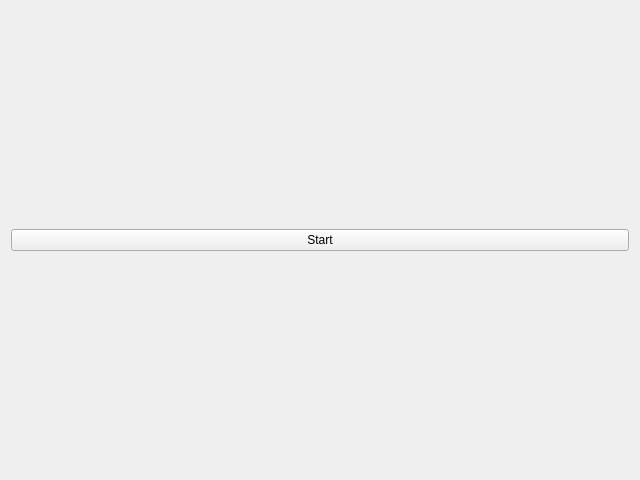
Qt form client_gui/forms/MenuStart.ui (ledinhtuyen/AiLaTrieuPhu) before a commit.
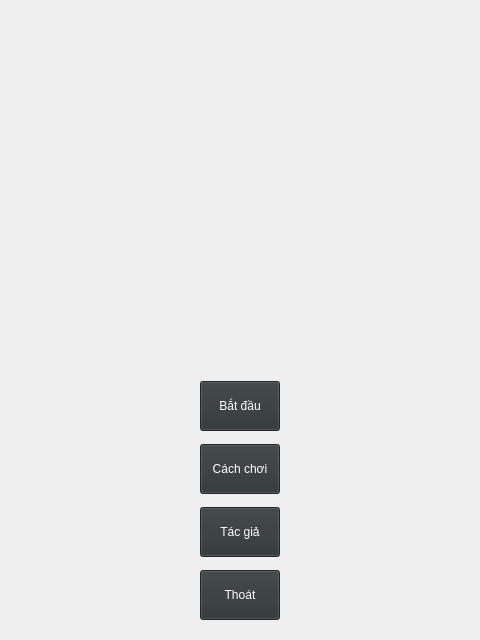
The same form after that commit. Icons and pictures are not drawn.

Commit message: Complete MenuStart Window

```diff
--- a/client_gui/forms/MenuStart.ui
+++ b/client_gui/forms/MenuStart.ui
@@ -2,25 +2,199 @@
 <ui version="4.0">
  <class>MenuStart</class>
  <widget class="QWidget" name="MenuStart">
+  <property name="enabled">
+   <bool>true</bool>
+  </property>
   <property name="geometry">
    <rect>
     <x>0</x>
     <y>0</y>
-    <width>640</width>
-    <height>480</height>
+    <width>480</width>
+    <height>640</height>
    </rect>
   </property>
+  <property name="sizePolicy">
+   <sizepolicy hsizetype="Fixed" vsizetype="Fixed">
+    <horstretch>0</horstretch>
+    <verstretch>0</verstretch>
+   </sizepolicy>
+  </property>
+  <property name="minimumSize">
+   <size>
+    <width>480</width>
+    <height>640</height>
+   </size>
+  </property>
+  <property name="maximumSize">
+   <size>
+    <width>480</width>
+    <height>640</height>
+   </size>
+  </property>
   <property name="windowTitle">
    <string>AiLaTrieuPhu - Menu Start</string>
   </property>
   <layout class="QGridLayout" name="gridLayout">
-   <item row="0" column="0">
-    <widget class="QPushButton" name="startBtn">
+   <item row="0" column="2">
+    <spacer name="horizontalSpacer_4">
+     <property name="orientation">
+      <enum>Qt::Horizontal</enum>
+     </property>
+     <property name="sizeHint" stdset="0">
+      <size>
+       <width>40</width>
+       <height>20</height>
+      </size>
+     </property>
+    </spacer>
+   </item>
+   <item row="3" column="1">
+    <layout class="QHBoxLayout" name="horizontalLayout">
+     <property name="spacing">
+      <number>0</number>
+     </property>
+     <item>
+      <widget class="QPushButton" name="startBtn">
+       <property name="maximumSize">
+        <size>
+         <width>240</width>
+         <height>50</height>
+        </size>
+       </property>
+       <property name="styleSheet">
+        <string notr="true">color: rgb(255, 255, 255);
+background-color: rgb(46, 52, 54);</string>
+       </property>
+       <property name="locale">
+        <locale language="Vietnamese" country="Vietnam"/>
+       </property>
+       <property name="text">
+        <string>Bắt đầu</string>
+       </property>
+      </widget>
+     </item>
+    </layout>
+   </item>
+   <item row="2" column="1">
+    <spacer name="verticalSpacer">
+     <property name="orientation">
+      <enum>Qt::Vertical</enum>
+     </property>
+     <property name="sizeType">
+      <enum>QSizePolicy::Fixed</enum>
+     </property>
+     <property name="sizeHint" stdset="0">
+      <size>
+       <width>10</width>
+       <height>30</height>
+      </size>
+     </property>
+    </spacer>
+   </item>
+   <item row="0" column="1">
+    <widget class="QLabel" name="logo">
+     <property name="maximumSize">
+      <size>
+       <width>320</width>
+       <height>320</height>
+      </size>
+     </property>
      <property name="text">
-      <string>Start</string>
+      <string/>
+     </property>
+     <property name="pixmap">
+      <pixmap resource="../resources/images.qrc">:/ALTP_LOGO_2021.png</pixmap>
+     </property>
+     <property name="scaledContents">
+      <bool>true</bool>
      </property>
     </widget>
    </item>
+   <item row="0" column="0">
+    <spacer name="horizontalSpacer_3">
+     <property name="orientation">
+      <enum>Qt::Horizontal</enum>
+     </property>
+     <property name="sizeHint" stdset="0">
+      <size>
+       <width>40</width>
+       <height>20</height>
+      </size>
+     </property>
+    </spacer>
+   </item>
+   <item row="4" column="1">
+    <layout class="QHBoxLayout" name="horizontalLayout_4">
+     <item>
+      <widget class="QPushButton" name="guideBtn">
+       <property name="maximumSize">
+        <size>
+         <width>240</width>
+         <height>50</height>
+        </size>
+       </property>
+       <property name="styleSheet">
+        <string notr="true">color: rgb(255, 255, 255);
+background-color: rgb(46, 52, 54);</string>
+       </property>
+       <property name="locale">
+        <locale language="Vietnamese" country="Vietnam"/>
+       </property>
+       <property name="text">
+        <string>Cách chơi</string>
+       </property>
+      </widget>
+     </item>
+    </layout>
+   </item>
+   <item row="5" column="1">
+    <layout class="QHBoxLayout" name="horizontalLayout_5">
+     <item>
+      <widget class="QPushButton" name="creditBtn">
+       <property name="maximumSize">
+        <size>
+         <width>240</width>
+         <height>50</height>
+        </size>
+       </property>
+       <property name="styleSheet">
+        <string notr="true">color: rgb(255, 255, 255);
+background-color: rgb(46, 52, 54);</string>
+       </property>
+       <property name="locale">
+        <locale language="Vietnamese" country="Vietnam"/>
+       </property>
+       <property name="text">
+        <string>Tác giả</string>
+       </property>
+      </widget>
+     </item>
+    </layout>
+   </item>
+   <item row="6" column="1">
+    <layout class="QHBoxLayout" name="horizontalLayout_6">
+     <item>
+      <widget class="QPushButton" name="quitBtn">
+       <property name="maximumSize">
+        <size>
+         <width>240</width>
+         <height>50</height>
+        </size>
+       </property>
+       <property name="styleSheet">
+        <string notr="true">color: rgb(255, 255, 255);
+background-color: rgb(46, 52, 54);</string>
+       </property>
+       <property name="locale">
+        <locale language="Vietnamese" country="Vietnam"/>
+       </property>
+       <property name="text">
+        <string>Thoát</string>
+       </property>
+      </widget>
+     </item>
+    </layout>
+   </item>
   </layout>
  </widget>
  <resources/>
```
Left out of the diff: 4 changed lines with no effect on the pictures. The commit also changes 17 other files.
